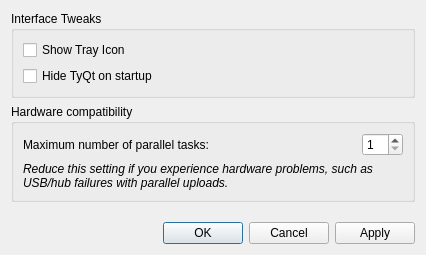
First picture: the form in tyqt/preferences_dialog.ui, repository Koromix/tytools, before the edit.
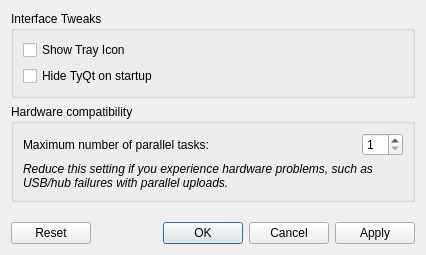
Second picture: the form after the edit. Icons and pictures are not drawn.

Commit message: Show Reset button in Preferences dialog

```diff
--- a/tyqt/preferences_dialog.ui
+++ b/tyqt/preferences_dialog.ui
@@ -118,7 +118,7 @@
       <enum>Qt::Horizontal</enum>
      </property>
      <property name="standardButtons">
-      <set>QDialogButtonBox::Apply|QDialogButtonBox::Cancel|QDialogButtonBox::Ok</set>
+      <set>QDialogButtonBox::Apply|QDialogButtonBox::Cancel|QDialogButtonBox::Ok|QDialogButtonBox::Reset</set>
      </property>
     </widget>
    </item>
```
The commit also changes 6 other files.
